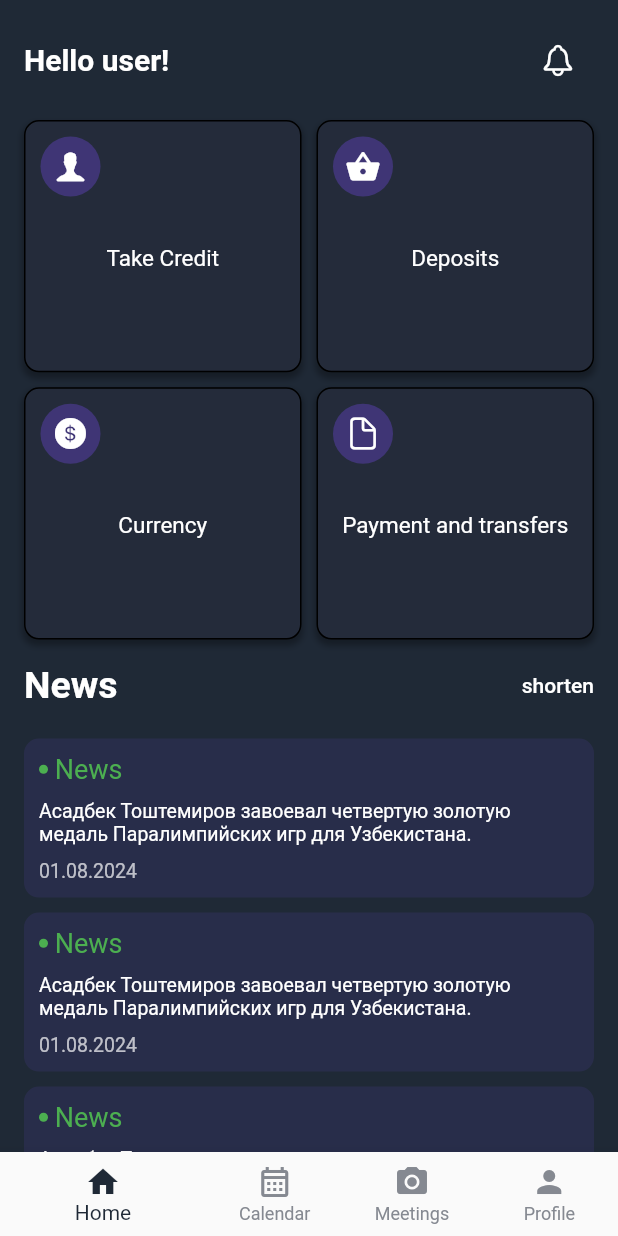
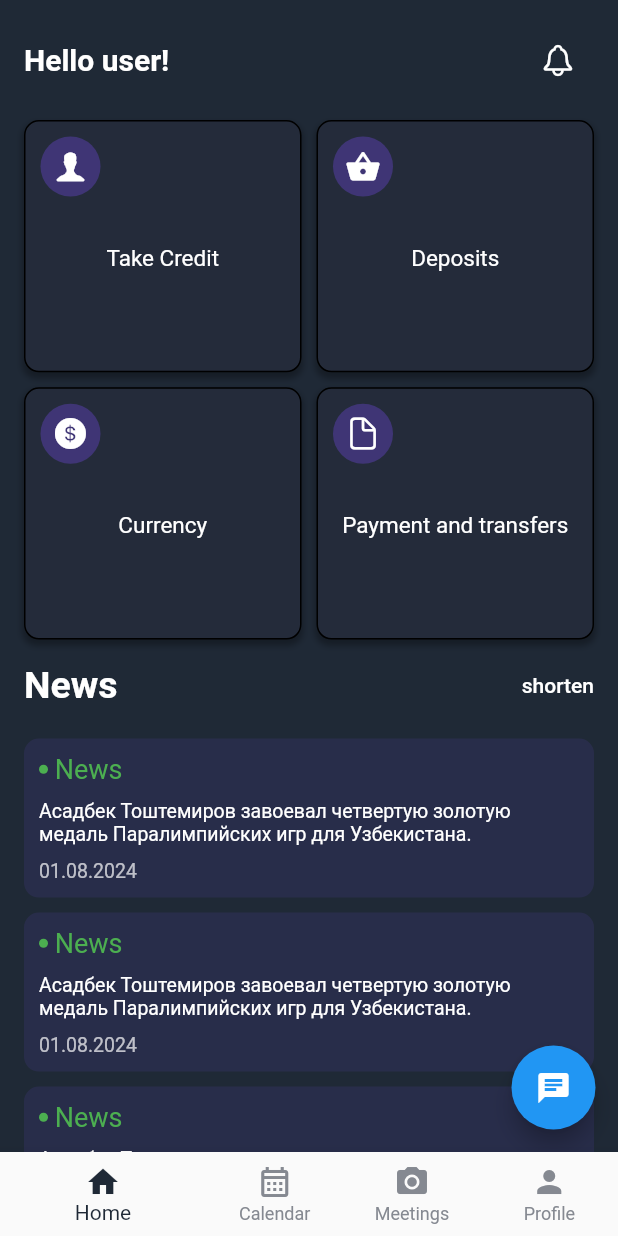
Before and after one commit to lobarashurova/bank_mobile, a Flutter app: the screen it shows after launch, on a phone screen of 412 x 824 dp. Run offline on Flutter 3.47's test engine with Material 3 defaults, Android fonts, the light colour scheme and no system bars; our stand-ins replace cloud_firestore, firebase_core, fl_chart, flutter_svg, get_it, google_fonts and 6 more; accounts and stored records are empty.

Commit message:
realtime chat completed

```diff
--- a/lib/presentation/main/home/home_page.dart
+++ b/lib/presentation/main/home/home_page.dart
@@ -2,6 +2,7 @@ import 'package:bank_mobile/extensions/navigation_extensions.dart';
 import 'package:bank_mobile/extensions/text_extensions.dart';
 import 'package:bank_mobile/extensions/theme_extensions.dart';
 import 'package:bank_mobile/extensions/widget.dart';
+import 'package:bank_mobile/presentation/chat/chat_page.dart';
 import 'package:bank_mobile/presentation/main/home/data/grid_item_data.dart';
 import 'package:bank_mobile/presentation/main/home/notifications/notifications_page.dart';
 import 'package:bank_mobile/presentation/main/home/payment/payment_page.dart';
@@ -73,7 +74,9 @@ class _HomePageState extends State<HomePage> {
   Widget build(BuildContext context) {
     return Scaffold(
       body: SafeArea(
-        child: SingleChildScrollView(
+        child: Stack(
+          children: [
+            SingleChildScrollView(
               child: Padding(
                 padding: const EdgeInsets.all(16.0),
                 child: Column(
@@ -97,7 +100,8 @@ class _HomePageState extends State<HomePage> {
                     GridView.builder(
                       physics: const NeverScrollableScrollPhysics(),
                       shrinkWrap: true,
-                  gridDelegate: const SliverGridDelegateWithFixedCrossAxisCount(
+                      gridDelegate:
+                          const SliverGridDelegateWithFixedCrossAxisCount(
                         childAspectRatio: 1.1,
                         crossAxisCount: 2, // Number of columns
                         crossAxisSpacing: 10.0, // Space between columns
@@ -115,7 +119,8 @@ class _HomePageState extends State<HomePage> {
                           child: Container(
                               padding: const EdgeInsets.all(10),
                               decoration: BoxDecoration(
-                            border: Border.all(color: context.colors.primary),
+                                border:
+                                    Border.all(color: context.colors.primary),
                                 borderRadius: BorderRadius.circular(10),
                                 color: context.colors.label,
                                 boxShadow: [
@@ -123,7 +128,8 @@ class _HomePageState extends State<HomePage> {
                                     color: Colors.black.withOpacity(0.3),
                                     spreadRadius: 1,
                                     blurRadius: 3,
-                                offset: Offset(0, 3), // Offset of the shadow
+                                    offset:
+                                        Offset(0, 3), // Offset of the shadow
                                   ),
                                 ],
                               ),
@@ -171,9 +177,10 @@ class _HomePageState extends State<HomePage> {
                               padding: const EdgeInsets.symmetric(
                                   horizontal: 10, vertical: 10),
                               decoration: BoxDecoration(
-                              color: Colors.deepPurpleAccent.withOpacity(0.1),
-                              borderRadius:
-                                  const BorderRadius.all(Radius.circular(10))),
+                                  color:
+                                      Colors.deepPurpleAccent.withOpacity(0.1),
+                                  borderRadius: const BorderRadius.all(
+                                      Radius.circular(10))),
                               child: Column(
                                 crossAxisAlignment: CrossAxisAlignment.start,
                                 children: [
@@ -211,6 +218,20 @@ class _HomePageState extends State<HomePage> {
                 ),
               ),
             ),
+            Positioned(
+                right: 15,
+                bottom: 15,
+                child: FloatingActionButton(
+                  onPressed: () {
+                    context.push(ChatPage());
+                  },
+                  child: Icon(
+                    Icons.chat,
+                    color: context.colors.onPrimary,
+                  ),
+                ))
+          ],
+        ),
       ),
     );
   }
```
Lines whose indentation alone changed are shown as unchanged.
